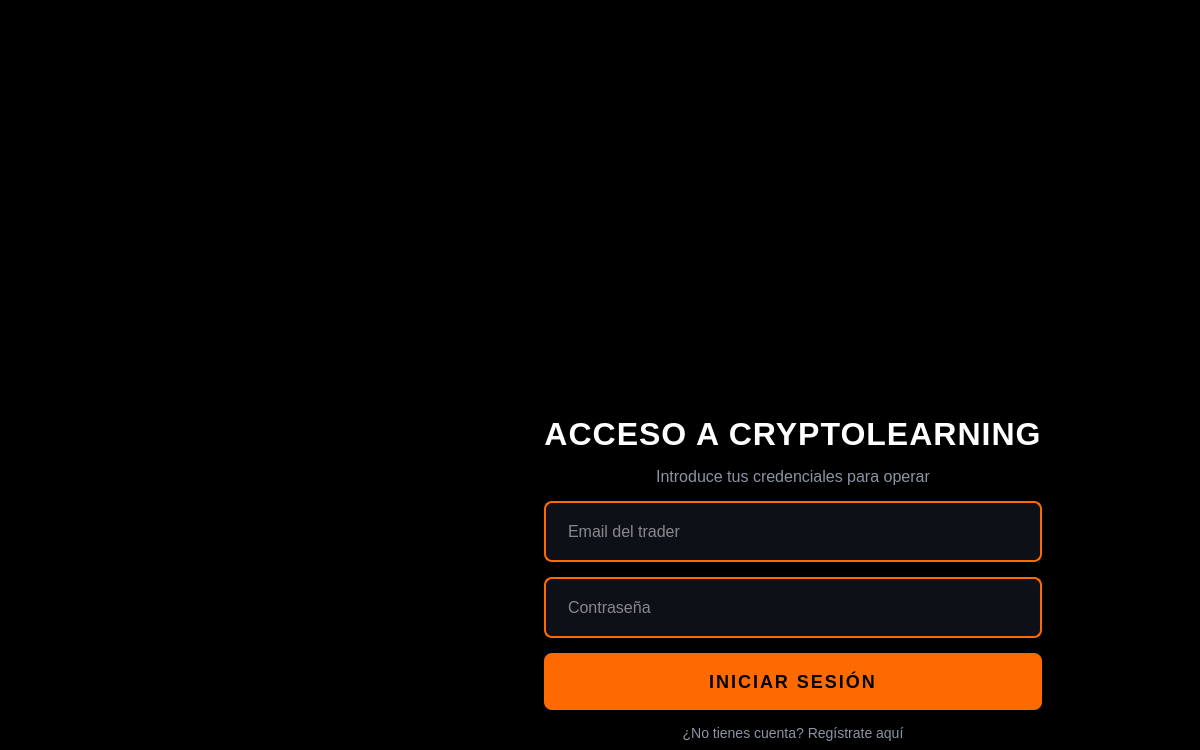
This is src/vista/ui/MainWindow.ui in Willalgon/Crypto-Desktop-Exchange-App as Qt 5 draws it before an edit. The edited form follows.
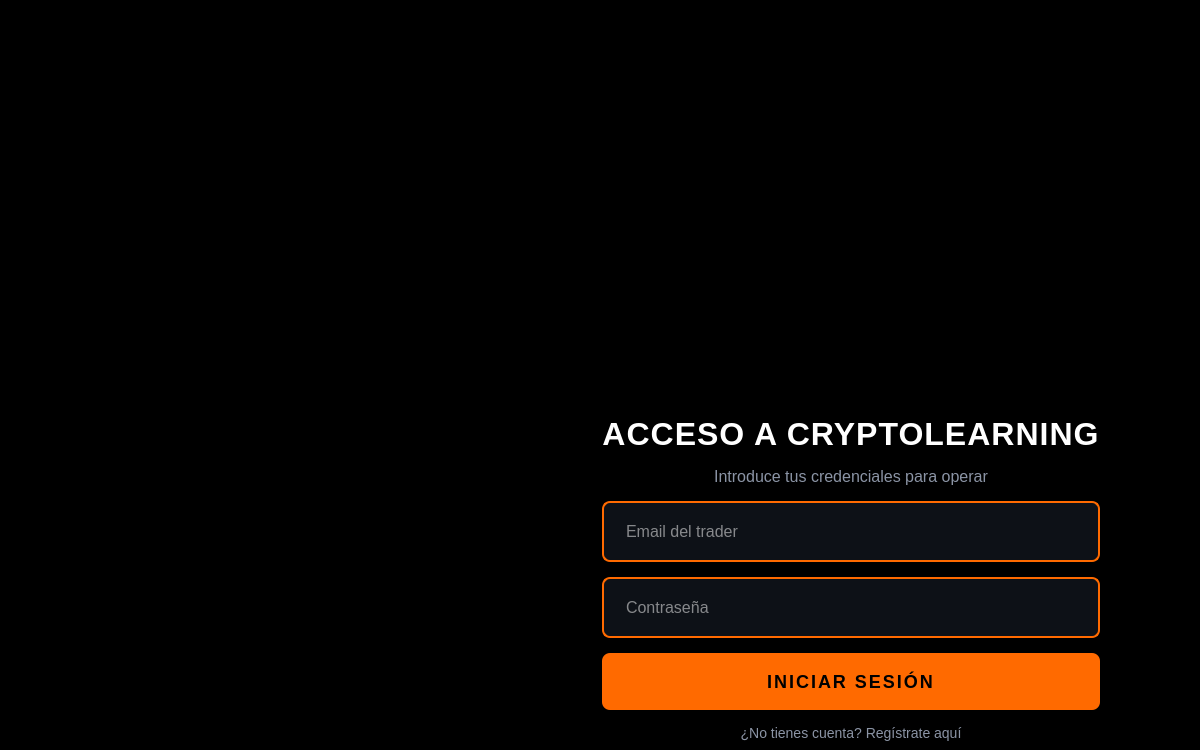
This is the edited form. Icons and pictures are not drawn.

Diff of the .ui file:
```diff
--- a/src/vista/ui/MainWindow.ui
+++ b/src/vista/ui/MainWindow.ui
@@ -85,7 +85,7 @@
      <verstretch>0</verstretch>
     </sizepolicy>
    </property>
-   <layout class="QHBoxLayout" name="main_layout" stretch="1,2">
+   <layout class="QHBoxLayout" name="main_layout" stretch="1,0">
     <property name="spacing">
      <number>0</number>
     </property>
@@ -155,10 +155,13 @@
          <property name="orientation">
           <enum>Qt::Vertical</enum>
          </property>
+         <property name="sizeType">
+          <enum>QSizePolicy::Fixed</enum>
+         </property>
          <property name="sizeHint" stdset="0">
           <size>
            <width>20</width>
-           <height>40</height>
+           <height>0</height>
           </size>
          </property>
         </spacer>
@@ -171,19 +174,6 @@
          <property name="rightMargin">
           <number>100</number>
          </property>
-         <item>
-          <spacer name="spacer_push_left">
-           <property name="orientation">
-            <enum>Qt::Horizontal</enum>
-           </property>
-           <property name="sizeHint" stdset="0">
-            <size>
-             <width>0</width>
-             <height>0</height>
-            </size>
-           </property>
-          </spacer>
-         </item>
          <item>
           <layout class="QVBoxLayout" name="master_vertical_block">
            <property name="spacing">
@@ -191,6 +181,9 @@
            </property>
            <item>
             <layout class="QVBoxLayout" name="layout_logo">
+             <property name="spacing">
+              <number>6</number>
+             </property>
              <property name="leftMargin">
               <number>70</number>
              </property>
@@ -198,14 +191,14 @@
               <widget class="QLabel" name="lbl_logo">
                <property name="minimumSize">
                 <size>
-                 <width>450</width>
-                 <height>450</height>
+                 <width>400</width>
+                 <height>400</height>
                 </size>
                </property>
                <property name="maximumSize">
                 <size>
-                 <width>450</width>
-                 <height>450</height>
+                 <width>400</width>
+                 <height>400</height>
                 </size>
                </property>
                <property name="pixmap">
@@ -313,7 +306,7 @@
          <property name="sizeHint" stdset="0">
           <size>
            <width>20</width>
-           <height>40</height>
+           <height>100</height>
           </size>
          </property>
         </spacer>
```
Left out of the diff: 4 changed lines with no effect on the pictures.
